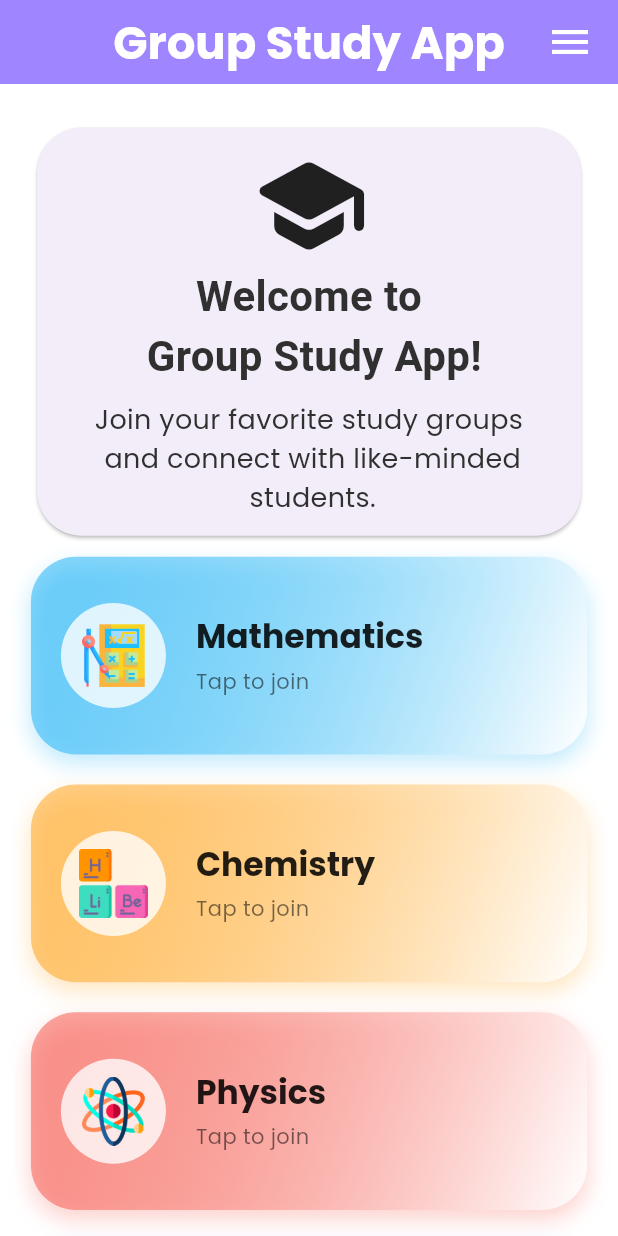
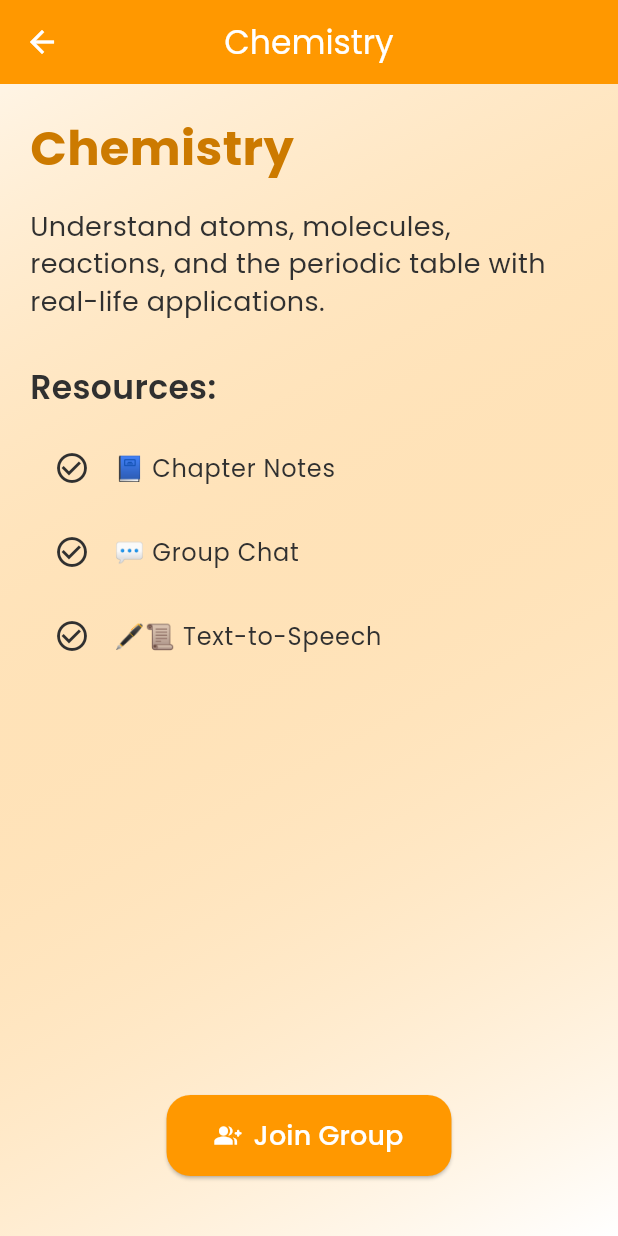
Before and after one commit to RahulShaw321/group_study_flutter, a Flutter app: the screen it shows after launch, after a tap on "Chemistry", on a phone screen of 412 x 824 dp. Run offline on Flutter 3.47's test engine with Material 3 defaults, Android fonts, the phone set to English and light mode, and no system bars; Roboto replaces fonts that are missing (Arial).

Commit message:
Group Detail Screen Created

```diff
--- a/lib/main.dart
+++ b/lib/main.dart
@@ -1,4 +1,5 @@
 import 'package:flutter/material.dart';
+import 'package:group_study_flutter/screens/group_details_screen.dart';
 import 'package:group_study_flutter/screens/home_screen.dart';
 import 'package:group_study_flutter/styles/theme_style.dart';
 
@@ -30,7 +31,15 @@ class MyApp extends StatelessWidget {
     bodyMedium: TextStyle(color: Color(0xFF303030)),
   ),
 ),
-      home: const HomeScreen(),
+       initialRoute: '/',
+      routes: {
+        '/': (context) => const HomeScreen(),
+        '/group-detail': (context) => const GroupDetailScreen(
+              subjectName: '',
+              description: '',
+              cardColor: Colors.deepPurple,
+            ),
+      },
     );
   }
 }
--- a/lib/models/subject_model.dart
+++ b/lib/models/subject_model.dart
@@ -14,30 +14,30 @@ final List<Subject> subjects = [
     name: 'Mathematics',
     cardColor: Colors.lightBlue,
     icon: 'assets/logos/math.png',
-    description: 'Study of numbers and shapes',
+    description: 'Explore algebra, geometry, calculus, and problem-solving through collaborative learning.',
   ),
   Subject(
     name: 'Chemistry',
     cardColor: Colors.orange,
     icon: 'assets/logos/chem.png',
-    description: 'Study of numbers and shapes',
+    description: 'Understand atoms, molecules, reactions, and the periodic table with real-life applications.',
   ),
   Subject(
     name: 'Physics',
     cardColor: Colors.red,
     icon: 'assets/logos/physics.png',
-    description: 'Study of numbers and shapes',
+    description: 'Dive into motion, energy, gravity, and quantum theories with peer discussions.',
   ),
   Subject(
     name: 'Programming',
     cardColor: Colors.blueAccent,
     icon: 'assets/logos/code.png',
-    description: 'Study of numbers and shapes',
+    description: 'Learn coding fundamentals, algorithms, and real-world projects in languages like Python and Java.',
   ),
   Subject(
     name: 'English',
     cardColor: Colors.pinkAccent,
     icon: 'assets/logos/eng.png',
-    description: 'Study of numbers and shapes',
+    description: 'Improve grammar, vocabulary, reading, and speaking skills through group activities.',
   ),
 ];
--- a/lib/screens/group_details_screen.dart
+++ b/lib/screens/group_details_screen.dart
@@ -0,0 +1,100 @@
+import 'package:flutter/material.dart';
+import 'package:group_study_flutter/styles/theme_style.dart';
+
+class GroupDetailScreen extends StatelessWidget {
+  final String subjectName;
+  final String description;
+  final Color cardColor;
+  final deviceSize;
+
+  const GroupDetailScreen({
+    super.key,
+    required this.subjectName,
+    required this.description,
+    required this.cardColor, this.deviceSize,
+  });
+
+  @override
+  Widget build(BuildContext context) {
+
+    return Scaffold(
+      appBar: AppBar(
+        title: Text(subjectName),
+        centerTitle: true,
+        backgroundColor: cardColor,
+      ),
+      body: Container(
+        width: double.infinity,
+        padding: const EdgeInsets.all(20),
+        decoration: BoxDecoration(
+          gradient: LinearGradient(
+            colors: [
+              cardColor.withOpacity(0.1),
+              Colors.white,
+            ],
+            begin: Alignment.topLeft,
+            end: Alignment.bottomRight,
+          ),
+        ),
+        child: Column(
+          crossAxisAlignment: CrossAxisAlignment.start,
+          children: [
+            Text(
+              subjectName,
+              style: TextStyle(
+                fontSize: 32,
+                fontWeight: FontWeight.bold,
+                color: cardColor.darken(),
+              ),
+            ),
+            const SizedBox(height: 16),
+            Text(
+              description,
+              style: const TextStyle(fontSize: 18, height: 1.4),
+            ),
+            const SizedBox(height: 30),
+            const Text(
+              "Resources:",
+              style: TextStyle(
+                fontSize: 22,
+                fontWeight: FontWeight.w600,
+              ),
+            ),
+            const SizedBox(height: 10),
+            ...[
+              "📘 Chapter Notes",
+              "💬 Group Chat",
+              "🖋️📜 Text-to-Speech        "
+            ].map((item) => ListTile(
+                  leading: const Icon(Icons.check_circle_outline),
+                  title: Text(item),
+                )),
+            const Spacer(),
+            Center(
+              child: ElevatedButton.icon(
+                onPressed: () {
+                  // Join logic here
+                },
+                style: ElevatedButton.styleFrom(
+                  backgroundColor: cardColor,
+                  foregroundColor: pastelColorScheme.onPrimary,
+                  padding: const EdgeInsets.symmetric(horizontal: 32, vertical: 14),
+                  shape: RoundedRectangleBorder(
+                    borderRadius: BorderRadius.circular(16),
+                  ),
+                ),
+
+                icon: const Icon(Icons.group_add_rounded),
+                label: const Text(
+                  "Join Group",
+                  style: TextStyle(fontSize: 18),
+                ),
+              ),
+            ),
+            const SizedBox(height: 20),
+          ],
+        ),
+      ),
+    );
+  }
+}
--- a/lib/screens/home_screen.dart
+++ b/lib/screens/home_screen.dart
@@ -1,6 +1,6 @@
 import 'package:flutter/material.dart';
 import 'package:group_study_flutter/models/subject_model.dart';
-import 'package:group_study_flutter/styles/theme_style.dart';
+import 'package:group_study_flutter/screens/group_details_screen.dart';
 import 'package:group_study_flutter/widgets/group_card.dart';
 
 class HomeScreen extends StatelessWidget {
@@ -80,12 +80,24 @@ class HomeScreen extends StatelessWidget {
                         deviceSize: deviceSize,
                         subjectName: subject.name,
                         cardColor: subject.cardColor,
-                        onTap: () {},
+                        onTap: () {
+                          Navigator.push(
+                            context,
+                            MaterialPageRoute(
+                              builder: (_) => GroupDetailScreen(
+                                subjectName: subject.name,
+                                description: subject.description,
+                                cardColor: subject.cardColor,
+                                deviceSize: deviceSize,
+                              ),
+                            ),
+                          );
+                        },
                       ),
                     )
                     .toList(),
               ),
-              SizedBox(height: 20,)
+              SizedBox(height: 20),
             ],
           ),
         ),
--- a/lib/styles/theme_style.dart
+++ b/lib/styles/theme_style.dart
@@ -16,6 +16,7 @@ final ColorScheme pastelColorScheme = ColorScheme(
   tertiary: Color(0xFF6C63FF),     // Deep purple (Chat header/icons)
   onTertiary: Colors.white,
 
+
   error: Color(0xFFFF6F61),
   onError: Colors.white,
 );
@@ -31,3 +32,14 @@ BoxDecoration gradientBackground = const BoxDecoration(
 )
 
 );
+
+
+//Darken Feature
+extension ColorBrightness on Color {
+  Color darken([double amount = .1]) {
+    assert(amount >= 0 && amount <= 1);
+    final hsl = HSLColor.fromColor(this);
+    final darkened = hsl.withLightness((hsl.lightness - amount).clamp(0.0, 1.0));
+    return darkened.toColor();
+  }
+}
```
Also changed, not shown: lib/services/navigation_sevice.dart (added).
